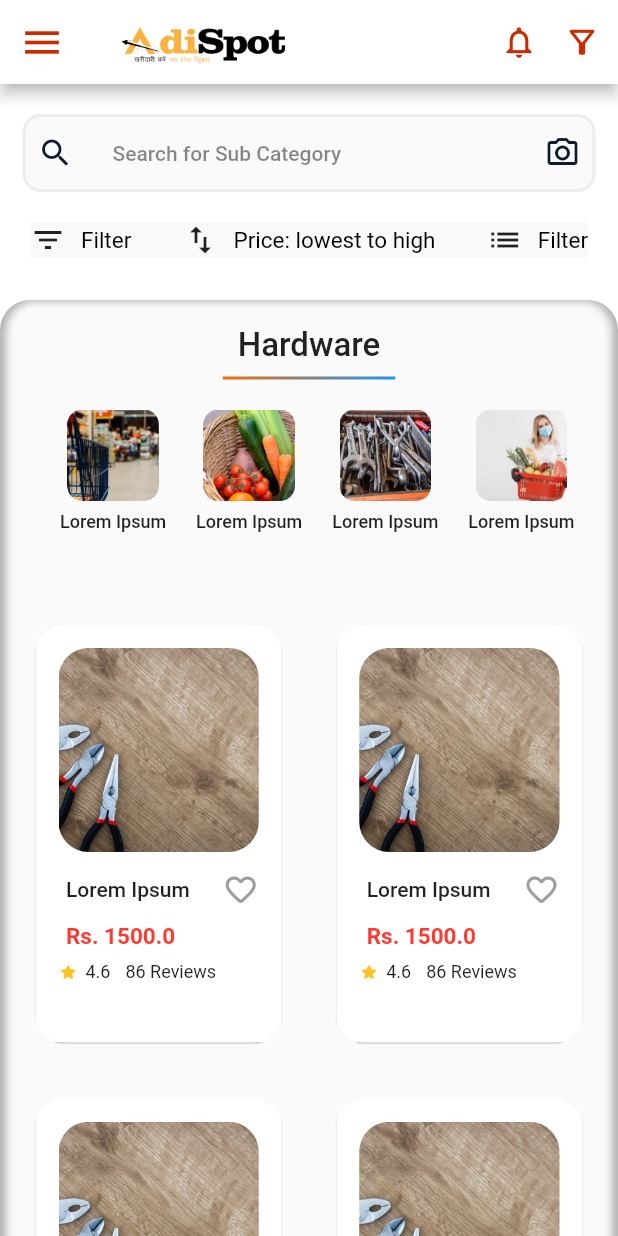
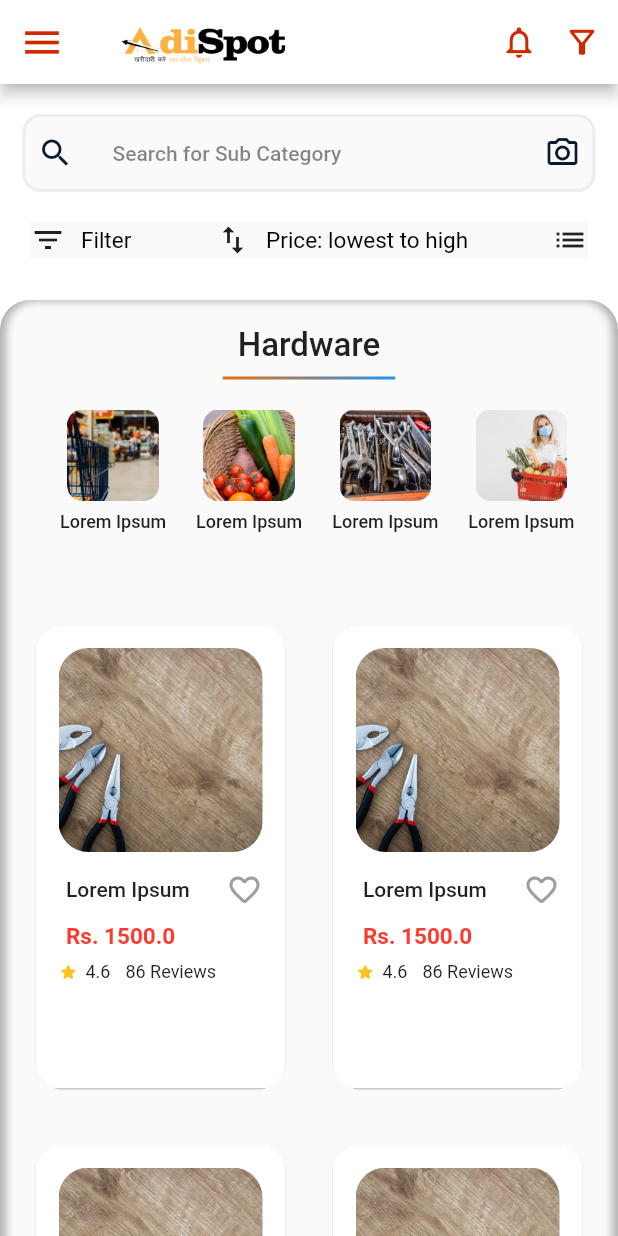
Before and after one commit to Rahul-Ranjan-Singh/Adispot, a Flutter app: the hardware_page screen opened directly, on a phone screen of 412 x 824 dp. Run offline on Flutter 3.47's test engine with Material 2 defaults, Android fonts, the phone set to English and light mode, and no system bars; our stand-ins replace carousel_slider, get.

Commit message:
second commit

```diff
--- a/lib/screens/DashBoard_screens/hardware_page.dart
+++ b/lib/screens/DashBoard_screens/hardware_page.dart
@@ -146,9 +146,9 @@ class _hardware_pageState extends State<hardware_page> {
                     itemCount: product_list.length,
                     scrollDirection: Axis.vertical,
                     gridDelegate: SliverGridDelegateWithFixedCrossAxisCount(
-                        childAspectRatio: 0.6,
+                        childAspectRatio: 0.55,
                         crossAxisCount: 2,
-                        crossAxisSpacing: 29.0,
+                        crossAxisSpacing: 24.0,
                         mainAxisSpacing: 30.0),
                     itemBuilder: (BuildContext context, int index) {
                       return product_tile(
--- a/lib/screens/login_screens/codeVerification_screen.dart
+++ b/lib/screens/login_screens/codeVerification_screen.dart
@@ -28,7 +28,8 @@ class codeVerificationScreen extends StatelessWidget {
         ),
       ),
 
-      body: Column(
+      body: SingleChildScrollView(
+        child: Column(
           children: [
             Container(
               width: width,
@@ -93,6 +94,7 @@ class codeVerificationScreen extends StatelessWidget {
               ),
             )
           ]
+        ),
       )
     );
   }
--- a/lib/widgets/filters_row_widget.dart
+++ b/lib/widgets/filters_row_widget.dart
@@ -53,14 +53,7 @@ class filter_row_widget extends StatelessWidget {
             child: Row(
               children: [
                 Icon(Icons.list),
-                SizedBox(width: 10,),
-                Text(
-                  "Filter",
-                  style: TextStyle(
-                    color: Colors.black,
-                    fontSize: 15,
-                  ),
-                )
+
               ],
             ),
           ),
```
Also changed, not shown: lib/screens/onboarding_screens/onboarding_screen.dart (+12 -9 lines), 3 other files. Lines whose indentation alone changed are shown as unchanged.
